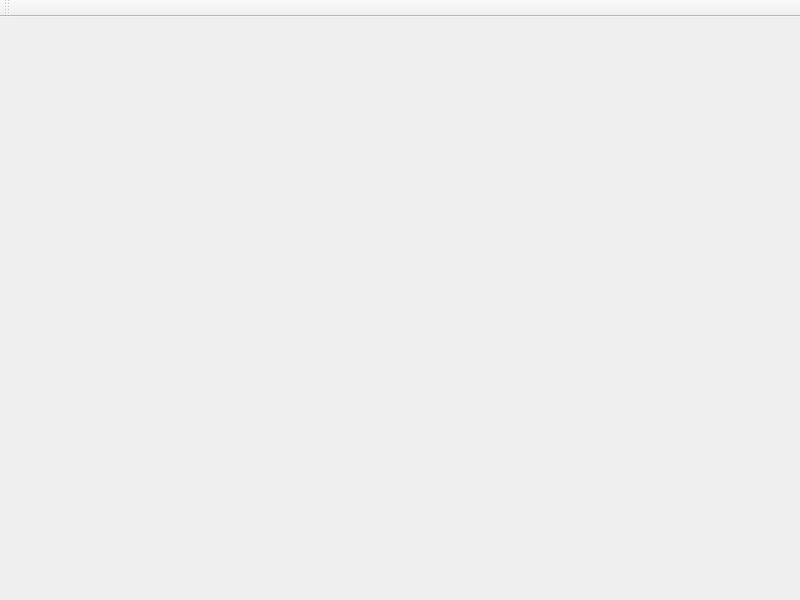
Before: the Qt Designer form Lista/mainwindow.ui in Estintore-rosso/CalendarioPAO, drawn with Qt 5.
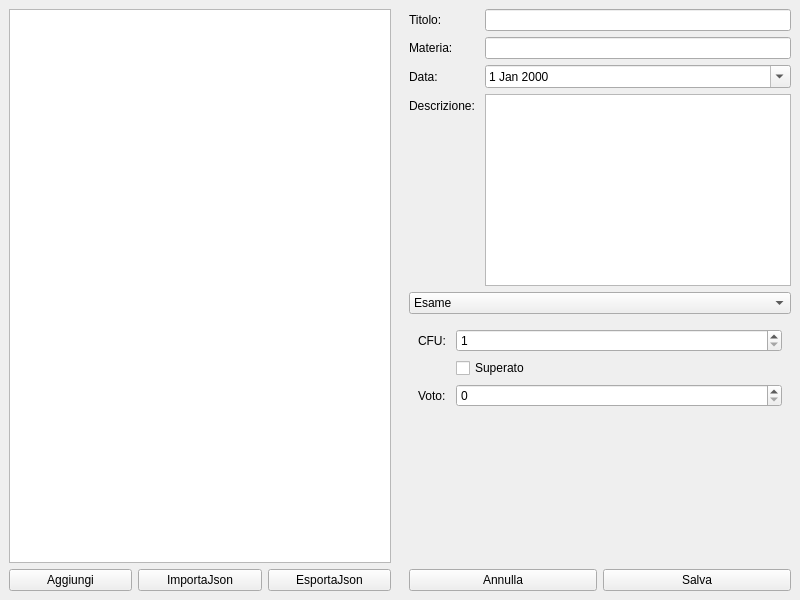
After: the same form once the commit is applied.

Diff of the .ui file:
```diff
--- a/Lista/mainwindow.ui
+++ b/Lista/mainwindow.ui
@@ -31,31 +31,316 @@
      <number>0</number>
     </property>
     <item>
-     <layout class="QHBoxLayout" name="horizontalLayout"/>
+     <layout class="QHBoxLayout" name="horizontalLayout">
+      <item>
+       <widget class="QWidget" name="widget" native="true">
+        <layout class="QVBoxLayout" name="verticalLayout">
+         <item>
+          <widget class="QListWidget" name="listaAttivita"/>
+         </item>
+         <item>
+          <layout class="QHBoxLayout" name="horizontalLayout_3">
+           <item>
+            <widget class="QPushButton" name="btnNuovo">
+             <property name="text">
+              <string>Aggiungi</string>
+             </property>
+            </widget>
+           </item>
+           <item>
+            <widget class="QPushButton" name="btnImporta">
+             <property name="text">
+              <string>ImportaJson</string>
+             </property>
+            </widget>
+           </item>
+           <item>
+            <widget class="QPushButton" name="btnEsporta">
+             <property name="text">
+              <string>EsportaJson</string>
+             </property>
+            </widget>
+           </item>
+          </layout>
+         </item>
+        </layout>
+       </widget>
+      </item>
+      <item>
+       <widget class="QStackedWidget" name="stackedPrincip">
+        <widget class="QWidget" name="page_AggMod">
+         <layout class="QHBoxLayout" name="horizontalLayout_6">
+          <item>
+           <layout class="QVBoxLayout" name="verticalLayout_4">
+            <item>
+             <layout class="QFormLayout" name="formLayout">
+              <item row="0" column="0">
+               <widget class="QLabel" name="label_2">
+                <property name="text">
+                 <string>Titolo: </string>
+                </property>
+               </widget>
+              </item>
+              <item row="0" column="1">
+               <widget class="QLineEdit" name="editTitolo"/>
+              </item>
+              <item row="1" column="0">
+               <widget class="QLabel" name="label_3">
+                <property name="text">
+                 <string>Materia: </string>
+                </property>
+               </widget>
+              </item>
+              <item row="2" column="0">
+               <widget class="QLabel" name="label_4">
+                <property name="text">
+                 <string>Data: </string>
+                </property>
+               </widget>
+              </item>
+              <item row="3" column="0">
+               <widget class="QLabel" name="label_5">
+                <property name="text">
+                 <string>Descrizione: </string>
+                </property>
+               </widget>
+              </item>
+              <item row="1" column="1">
+               <widget class="QLineEdit" name="editMateria"/>
+              </item>
+              <item row="2" column="1">
+               <widget class="QDateEdit" name="editData">
+                <property name="calendarPopup">
+                 <bool>true</bool>
+                </property>
+               </widget>
+              </item>
+              <item row="3" column="1">
+               <widget class="QTextEdit" name="editDesc"/>
+              </item>
+             </layout>
+            </item>
+            <item>
+             <widget class="QComboBox" name="comboTipo">
+              <item>
+               <property name="text">
+                <string>Esame</string>
+               </property>
+              </item>
+              <item>
+               <property name="text">
+                <string>Progetto</string>
+               </property>
+              </item>
+              <item>
+               <property name="text">
+                <string>Evento</string>
+               </property>
+              </item>
+             </widget>
+            </item>
+            <item>
+             <widget class="QStackedWidget" name="stackedInterno">
+              <widget class="QWidget" name="page_Esame">
+               <layout class="QHBoxLayout" name="horizontalLayout_7">
+                <item>
+                 <layout class="QFormLayout" name="formLayout_2">
+                  <item row="0" column="0">
+                   <widget class="QLabel" name="label_6">
+                    <property name="text">
+                     <string>CFU: </string>
+                    </property>
+                   </widget>
+                  </item>
+                  <item row="0" column="1">
+                   <widget class="QSpinBox" name="spinCFU">
+                    <property name="minimum">
+                     <number>1</number>
+                    </property>
+                    <property name="maximum">
+                     <number>20</number>
+                    </property>
+                   </widget>
+                  </item>
+                  <item row="1" column="1">
+                   <widget class="QCheckBox" name="checkSuperato">
+                    <property name="text">
+                     <string>Superato</string>
+                    </property>
+                   </widget>
+                  </item>
+                  <item row="1" column="0">
+                   <widget class="QLabel" name="label_7">
+                    <property name="text">
+                     <string/>
+                    </property>
+                   </widget>
+                  </item>
+                  <item row="2" column="0">
+                   <widget class="QLabel" name="label_8">
+                    <property name="text">
+                     <string>Voto: </string>
+                    </property>
+                   </widget>
+                  </item>
+                  <item row="2" column="1">
+                   <widget class="QSpinBox" name="spinVoto">
+                    <property name="maximum">
+                     <number>31</number>
+                    </property>
+                   </widget>
+                  </item>
+                 </layout>
+                </item>
+               </layout>
+              </widget>
+              <widget class="QWidget" name="page_Progetto">
+               <layout class="QHBoxLayout" name="horizontalLayout_8">
+                <item>
+                 <layout class="QFormLayout" name="formLayout_3">
+                  <item row="0" column="0">
+                   <widget class="QLabel" name="label_9">
+                    <property name="text">
+                     <string>Numero Partecipanti:</string>
+                    </property>
+                   </widget>
+                  </item>
+                  <item row="0" column="1">
+                   <widget class="QSpinBox" name="spinPartecip"/>
+                  </item>
+                  <item row="1" column="0">
+                   <widget class="QLabel" name="label_10">
+                    <property name="text">
+                     <string>Link Repository: </string>
+                    </property>
+                   </widget>
+                  </item>
+                  <item row="1" column="1">
+                   <widget class="QLineEdit" name="editRepo"/>
+                  </item>
+                 </layout>
+                </item>
+               </layout>
+              </widget>
+              <widget class="QWidget" name="page_Evento">
+               <layout class="QHBoxLayout" name="horizontalLayout_9">
+                <item>
+                 <layout class="QFormLayout" name="formLayout_4">
+                  <item row="0" column="0">
+                   <widget class="QLabel" name="label_11">
+                    <property name="text">
+                     <string>Link Meeting:</string>
+                    </property>
+                   </widget>
+                  </item>
+                  <item row="1" column="0">
+                   <widget class="QLabel" name="label_12">
+                    <property name="text">
+                     <string>Link Posizione:</string>
+                    </property>
+                   </widget>
+                  </item>
+                  <item row="0" column="1">
+                   <widget class="QLineEdit" name="editMeeting"/>
+                  </item>
+                  <item row="1" column="1">
+                   <widget class="QLineEdit" name="editPosizione"/>
+                  </item>
+                  <item row="2" column="1">
+                   <widget class="QCheckBox" name="checkPartecipazione">
+                    <property name="text">
+                     <string>Parteciperai?</string>
+                    </property>
+                   </widget>
+                  </item>
+                  <item row="2" column="0">
+                   <widget class="QLabel" name="label_13">
+                    <property name="text">
+                     <string/>
+                    </property>
+                   </widget>
+                  </item>
+                 </layout>
+                </item>
+               </layout>
+              </widget>
+             </widget>
+            </item>
+            <item>
+             <layout class="QHBoxLayout" name="horizontalLayout_11">
+              <item>
+               <widget class="QPushButton" name="btnAnnulla">
+                <property name="text">
+                 <string>Annulla</string>
+                </property>
+               </widget>
+              </item>
+              <item>
+               <widget class="QPushButton" name="btnSalva">
+                <property name="text">
+                 <string>Salva</string>
+                </property>
+               </widget>
+              </item>
+             </layout>
+            </item>
+           </layout>
+          </item>
+         </layout>
+        </widget>
+        <widget class="QWidget" name="page_Info">
+         <layout class="QHBoxLayout" name="horizontalLayout_4">
+          <item>
+           <layout class="QVBoxLayout" name="verticalLayout_3">
+            <item>
+             <widget class="QLabel" name="lbl_TitoloDet">
+              <property name="text">
+               <string>TextLabel</string>
+              </property>
+             </widget>
+            </item>
+            <item>
+             <widget class="QTextBrowser" name="textDett"/>
+            </item>
+            <item>
+             <layout class="QHBoxLayout" name="horizontalLayout_5">
+              <item>
+               <widget class="QPushButton" name="btnElimina">
+                <property name="text">
+                 <string>Elimina</string>
+                </property>
+               </widget>
+              </item>
+              <item>
+               <widget class="QPushButton" name="btnModifica">
+                <property name="text">
+                 <string>Modifica</string>
+                </property>
+               </widget>
+              </item>
+             </layout>
+            </item>
+           </layout>
+          </item>
+         </layout>
+        </widget>
+        <widget class="QWidget" name="page_Vuota">
+         <layout class="QVBoxLayout" name="verticalLayout_2">
+          <item>
+           <widget class="QLabel" name="label">
+            <property name="text">
+             <string>Seleziona una Attività o clicca Aggiungi</string>
+            </property>
+           </widget>
+          </item>
+         </layout>
+        </widget>
+       </widget>
+      </item>
+     </layout>
     </item>
    </layout>
   </widget>
-  <widget class="QToolBar" name="toolBar">
-   <property name="windowTitle">
-    <string>toolBar</string>
-   </property>
-   <attribute name="toolBarArea">
-    <enum>TopToolBarArea</enum>
-   </attribute>
-   <attribute name="toolBarBreak">
-    <bool>false</bool>
-   </attribute>
-  </widget>
-  <action name="actionEsporta_Json">
-   <property name="text">
-    <string>Esporta Json</string>
-   </property>
-  </action>
-  <action name="actionImporta_Json">
-   <property name="text">
-    <string>Importa Json</string>
-   </property>
-  </action>
  </widget>
  <resources/>
  <connections/>
```
